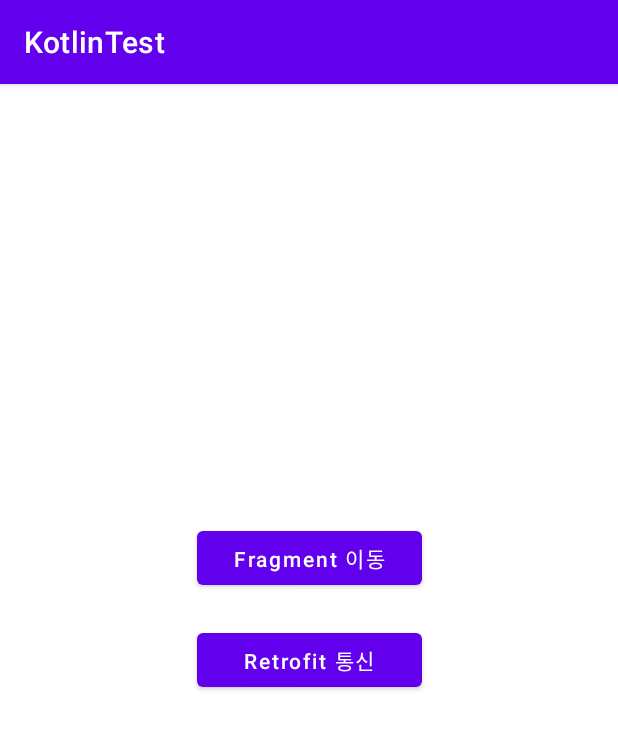
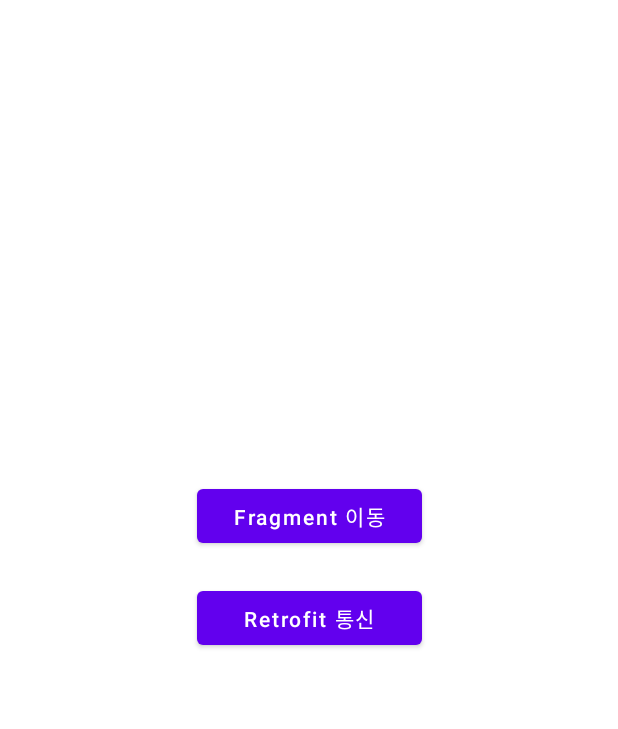
Before and after one commit to daejong-yoo/KotlinTemplate, an Android app: the screen it shows after launch (MainActivity), on a phone screen of 412 x 824 dp. Shown: the top 729 px of the screen. Run offline under Robolectric (Android 15) with nearby library versions, the phone set to English and light mode, and no system bars; our stand-ins replace data binding; pictures from the network do not load.

Commit message:
1. NoActionBar Theme 설정, 2. MainActivity statusBar Transparent 적용, 3. 투명 컬러 값 추가.

```diff
--- a/app/src/main/java/com/example/kotlintemplate/ui/activity/MainActivity.kt
+++ b/app/src/main/java/com/example/kotlintemplate/ui/activity/MainActivity.kt
@@ -1,6 +1,7 @@
 package com.example.kotlintemplate.ui.activity
 
 import android.content.Intent
+import android.graphics.Color
 import androidx.lifecycle.ViewModelProvider
 import com.example.kotlintemplate.R
 import com.example.kotlintemplate.base.BaseActivity
@@ -25,6 +26,8 @@ class MainActivity : BaseActivity<ActivityMainBinding>(R.layout.activity_main) {
     }
 
     private fun initView() {
+        window.statusBarColor = Color.TRANSPARENT
+
         binding.btnToFragment.setOnSingleClickListener {
             intent = Intent(mActivity, HostFragActivity::class.java)
             startActivity(intent)
--- a/app/src/main/res/values-night/themes.xml
+++ b/app/src/main/res/values-night/themes.xml
@@ -1,6 +1,6 @@
-<resources xmlns:tools="http://schemas.android.com/tools">
+<resources>
     <!-- Base application theme. -->
-    <style name="Theme.KotlinTest" parent="Theme.MaterialComponents.DayNight.DarkActionBar">
+    <style name="Theme.KotlinTest" parent="Theme.MaterialComponents.DayNight.NoActionBar">
         <!-- Primary brand color. -->
         <item name="colorPrimary">@color/purple_200</item>
         <item name="colorPrimaryVariant">@color/purple_700</item>
--- a/app/src/main/res/values/colors.xml
+++ b/app/src/main/res/values/colors.xml
@@ -1,5 +1,6 @@
 <?xml version="1.0" encoding="utf-8"?>
 <resources>
+    <color name="color_trans">#000000</color>
     <color name="purple_200">#FFBB86FC</color>
     <color name="purple_500">#FF6200EE</color>
     <color name="purple_700">#FF3700B3</color>
--- a/app/src/main/res/values/themes.xml
+++ b/app/src/main/res/values/themes.xml
@@ -1,6 +1,6 @@
-<resources xmlns:tools="http://schemas.android.com/tools">
+<resources>
     <!-- Base application theme. -->
-    <style name="Theme.KotlinTest" parent="Theme.MaterialComponents.DayNight.DarkActionBar">
+    <style name="Theme.KotlinTest" parent="Theme.MaterialComponents.Light.NoActionBar">
         <!-- Primary brand color. -->
         <item name="colorPrimary">@color/purple_500</item>
         <item name="colorPrimaryVariant">@color/purple_700</item>
```
